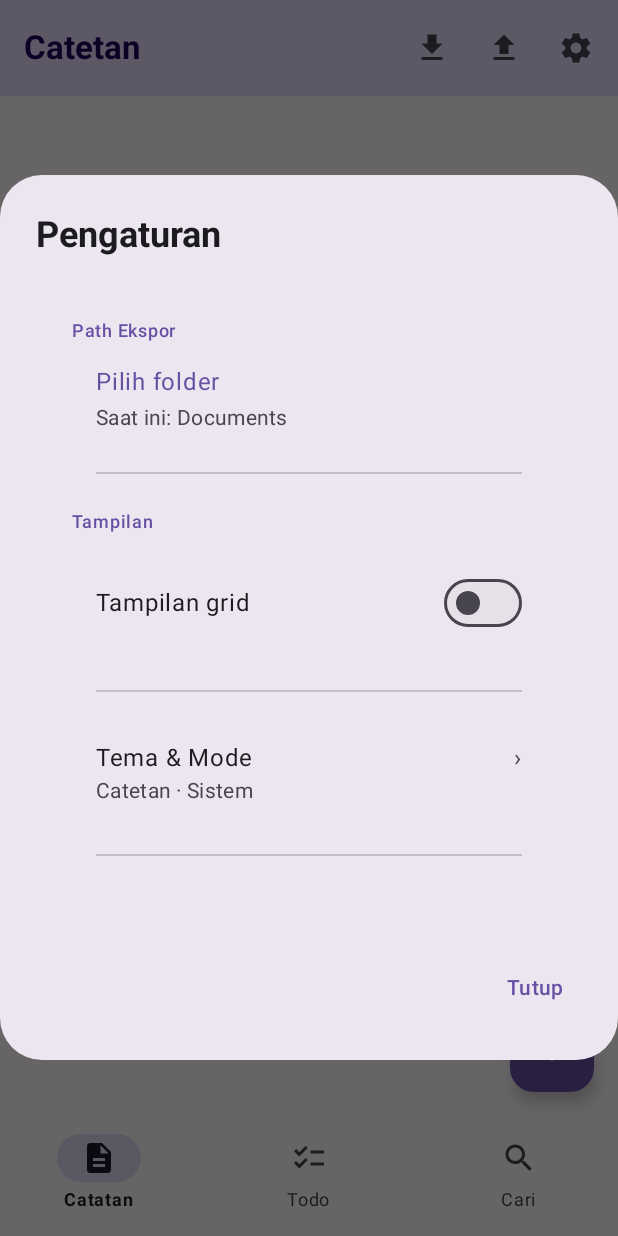
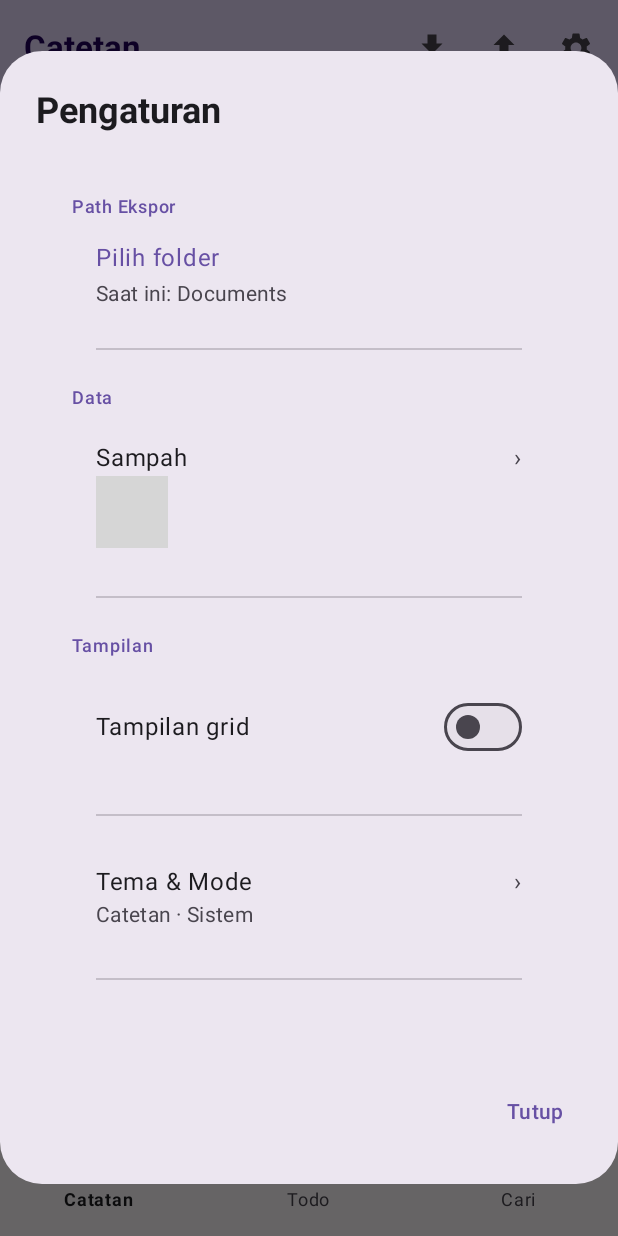
Before and after one commit to Nirune/Catetan, an Android app built with Jetpack Compose: the screen it shows after launch (MainActivity), after a tap on "Pengaturan", on a phone screen of 412 x 824 dp. Run offline under Robolectric (Android 15) with nearby library versions, the phone set to English and light mode, and no system bars; our stand-ins replace Room's generated code; 1 statement that could not run was skipped; grey boxes are pictures that could not be loaded.

Commit message:
fix(settings): place trash under data category

```diff
--- a/app/src/main/java/com/example/notesapp/presentation/ui/NoteListScreen.kt
+++ b/app/src/main/java/com/example/notesapp/presentation/ui/NoteListScreen.kt
@@ -337,6 +337,50 @@ fun NoteListScreen(
                                 R.string.export_path_current,
                                 currentExportPath ?: stringResource(R.string.export_path_default)
                             ),
+                            style = MaterialTheme.typography.bodyMedium,
+                            color = MaterialTheme.colorScheme.onSurfaceVariant,
+                            maxLines = 1,
+                            overflow = TextOverflow.Ellipsis
+                        )
+                    }
+
+                    Divider(
+                        modifier = Modifier.padding(vertical = 16.dp, horizontal = 16.dp)
+                    )
+
+                    Text(
+                        text = "Data",
+                        style = MaterialTheme.typography.labelMedium.copy(fontWeight = FontWeight.Medium),
+                        color = MaterialTheme.colorScheme.primary,
+                        modifier = Modifier.padding(bottom = 4.dp)
+                    )
+                    Column(
+                        modifier = Modifier
+                            .fillMaxWidth()
+                            .clickable(onClick = {
+                                showThemeDialog = false
+                                onTrashClick()
+                            })
+                            .padding(horizontal = 16.dp, vertical = 8.dp)
+                    ) {
+                        Row(
+                            modifier = Modifier.fillMaxWidth(),
+                            verticalAlignment = Alignment.CenterVertically
+                        ) {
+                            Text(
+                                text = "Sampah",
+                                style = MaterialTheme.typography.bodyLarge,
+                                color = MaterialTheme.colorScheme.onSurface
+                            )
+                            Spacer(modifier = Modifier.weight(1f))
+                            Text(
+                                text = "›",
+                                style = MaterialTheme.typography.bodyLarge,
+                                color = MaterialTheme.colorScheme.onSurfaceVariant
+                            )
+                        }
+                        Text(
+                            text = if (trashCount == 0) "Sampah kosong" else "$trashCount catatan",
                             style = MaterialTheme.typography.bodyMedium,
                             color = MaterialTheme.colorScheme.onSurfaceVariant,
                             maxLines = 1,
```
